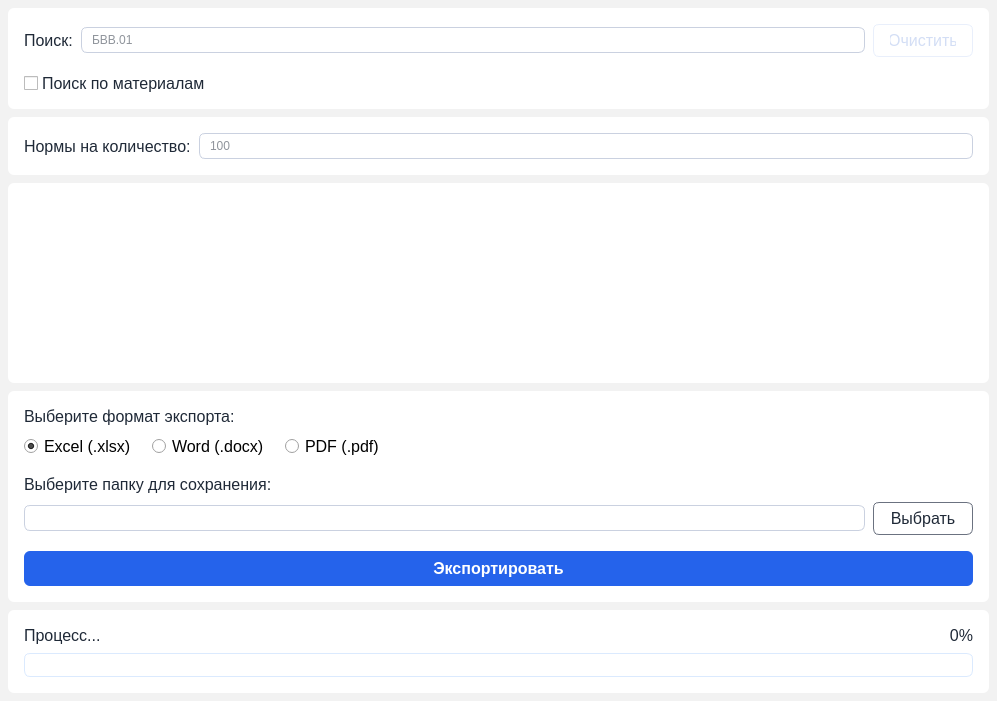
The window that ui/mainUI.ui (pntech-dev/Stockwise) describes before a commit, drawn with Qt 5.
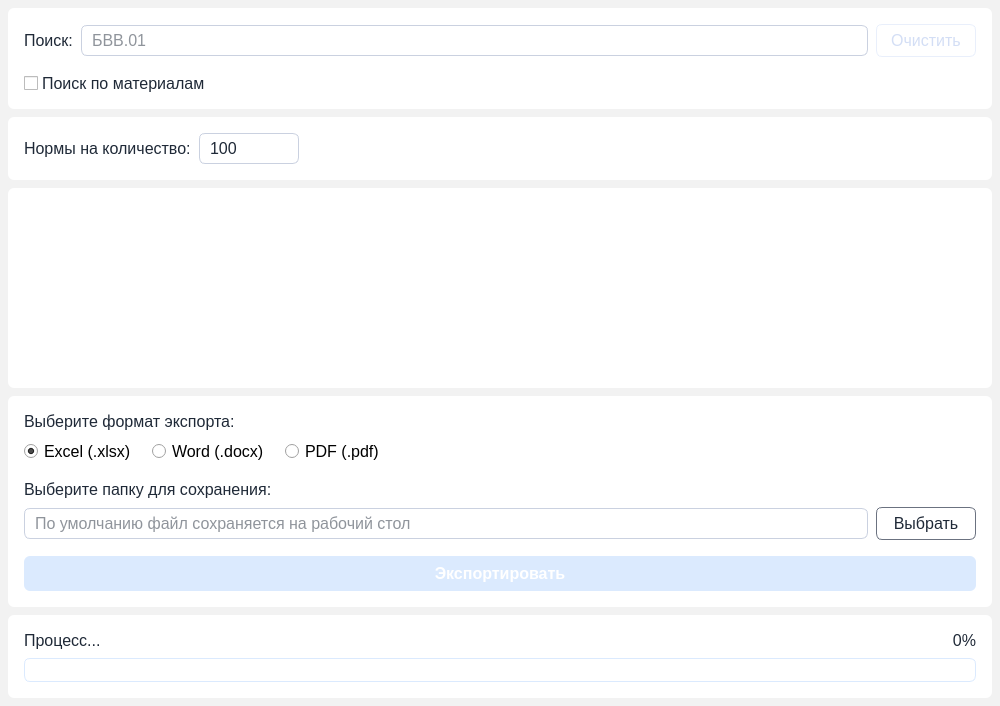
The same window after the commit.

Commit message: feat: implement core UI functionality

What changed in the file:
```diff
--- a/ui/mainUI.ui
+++ b/ui/mainUI.ui
@@ -6,8 +6,8 @@
    <rect>
     <x>0</x>
     <y>0</y>
-    <width>997</width>
-    <height>627</height>
+    <width>1000</width>
+    <height>700</height>
    </rect>
   </property>
   <property name="font">
@@ -40,7 +40,7 @@
     border: 1px solid #6B7280;
     color: #1F2937;
     font-weight: normal;
-    padding: 6px 16px;
+    padding: 6px 8px;
 }
 
 QPushButton:hover {
@@ -62,7 +62,6 @@
     background-color: white;
     border-radius: 6px;
     border: 1px solid #CAD1E0;
-    font-size: 12px;
     color: #1F2937;
     padding: 4px 8px;
 }
@@ -76,6 +75,32 @@
     color: #D3DEF5;
 }
 
+QSpinBox {
+    background-color: white;
+    border-radius: 6px;
+    border: 1px solid #CAD1E0;
+    padding: 4px 8px;
+    color: #1F2937;
+    selection-background-color: #2563EB;
+}
+
+QSpinBox:focus {
+    border: 1px solid #2563EB;
+}
+
+QSpinBox:disabled {
+    border: 1px solid #E9EFFB;
+    background-color: #F8FAFC;
+    color: #9CA3AF;
+}
+
+QSpinBox::up-button, QSpinBox::down-button {
+    width: 0px;
+    height: 0px;
+    border: none;
+    background: transparent;
+}
+
 QProgressBar {
     border: 1px solid #DBEAFE;
     border-radius: 6px;
@@ -195,7 +220,7 @@
             <property name="minimumSize">
              <size>
               <width>0</width>
-              <height>24</height>
+              <height>0</height>
              </size>
             </property>
             <property name="maximumSize">
@@ -204,6 +229,12 @@
               <height>16777215</height>
              </size>
             </property>
+            <property name="font">
+             <font>
+              <family>Segoe UI</family>
+              <pointsize>12</pointsize>
+             </font>
+            </property>
             <property name="placeholderText">
              <string>БВВ.01</string>
             </property>
@@ -217,7 +248,7 @@
             <property name="minimumSize">
              <size>
               <width>100</width>
-              <height>24</height>
+              <height>0</height>
              </size>
             </property>
             <property name="maximumSize">
@@ -299,6 +330,12 @@
        </property>
        <item>
         <widget class="QLabel" name="norms_calculations_lalabel">
+         <property name="sizePolicy">
+          <sizepolicy hsizetype="Fixed" vsizetype="Preferred">
+           <horstretch>0</horstretch>
+           <verstretch>0</verstretch>
+          </sizepolicy>
+         </property>
          <property name="font">
           <font>
            <pointsize>12</pointsize>
@@ -310,24 +347,46 @@
         </widget>
        </item>
        <item>
-        <widget class="QLineEdit" name="norms_calculations_lineEdit">
+        <widget class="QSpinBox" name="norms_calculations_spinBox">
          <property name="minimumSize">
           <size>
-           <width>0</width>
-           <height>24</height>
+           <width>100</width>
+           <height>0</height>
           </size>
          </property>
          <property name="maximumSize">
           <size>
-           <width>16777215</width>
+           <width>100</width>
            <height>16777215</height>
           </size>
          </property>
-         <property name="placeholderText">
-          <string>100</string>
+         <property name="font">
+          <font>
+           <family>Segoe UI</family>
+           <pointsize>12</pointsize>
+          </font>
+         </property>
+         <property name="maximum">
+          <number>999999</number>
+         </property>
+         <property name="value">
+          <number>100</number>
          </property>
         </widget>
        </item>
+       <item>
+        <spacer name="horizontalSpacer_3">
+         <property name="orientation">
+          <enum>Qt::Horizontal</enum>
+         </property>
+         <property name="sizeHint" stdset="0">
+          <size>
+           <width>40</width>
+           <height>20</height>
+          </size>
+         </property>
+        </spacer>
+       </item>
       </layout>
      </widget>
     </item>
@@ -577,7 +636,7 @@
                <property name="minimumSize">
                 <size>
                  <width>0</width>
-                 <height>24</height>
+                 <height>0</height>
                 </size>
                </property>
                <property name="maximumSize">
@@ -586,6 +645,15 @@
                  <height>16777215</height>
                 </size>
                </property>
+               <property name="font">
+                <font>
+                 <family>Segoe UI</family>
+                 <pointsize>12</pointsize>
+                </font>
+               </property>
+               <property name="placeholderText">
+                <string>По умолчанию файл сохраняется на рабочий стол</string>
+               </property>
               </widget>
              </item>
              <item>
@@ -593,7 +661,7 @@
                <property name="minimumSize">
                 <size>
                  <width>100</width>
-                 <height>24</height>
+                 <height>0</height>
                 </size>
                </property>
                <property name="maximumSize">
@@ -604,6 +672,7 @@
                </property>
                <property name="font">
                 <font>
+                 <family>Segoe UI</family>
                  <pointsize>12</pointsize>
                 </font>
                </property>
@@ -621,7 +690,7 @@
        <item>
         <widget class="QPushButton" name="export_pushButton">
          <property name="enabled">
-          <bool>true</bool>
+          <bool>false</bool>
          </property>
          <property name="minimumSize">
           <size>
```
The commit also changes 6 other files.
